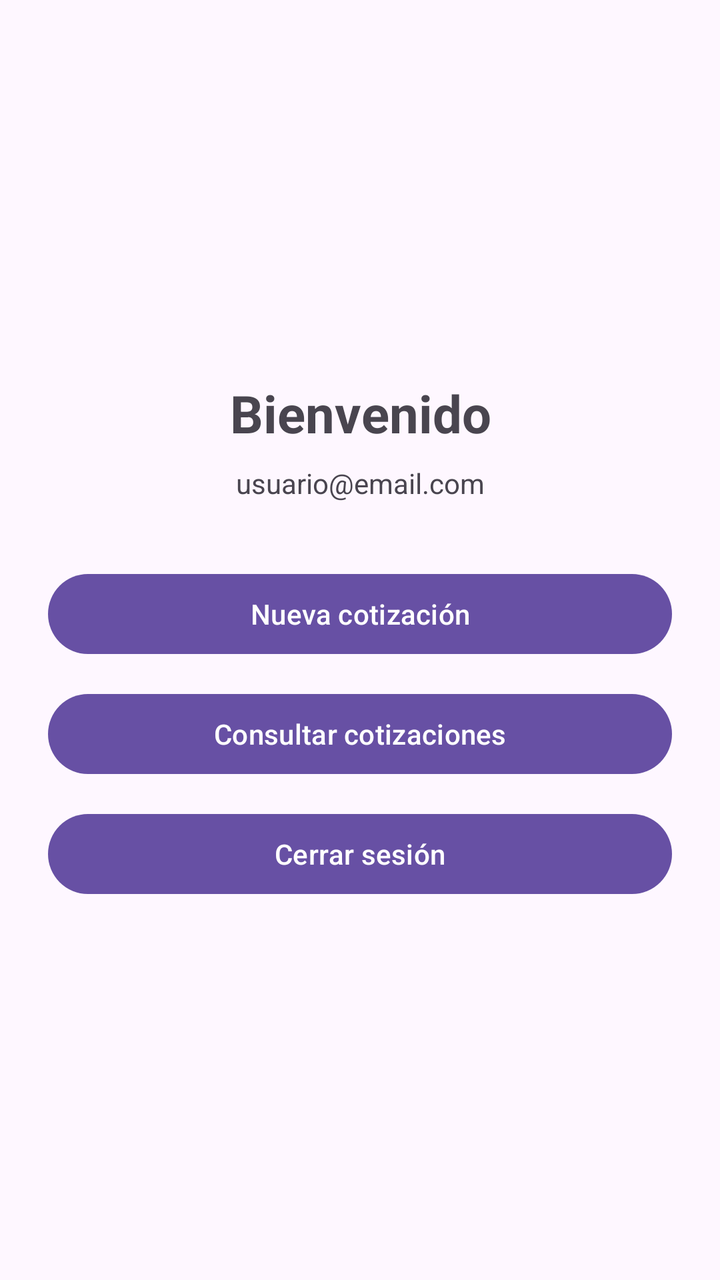
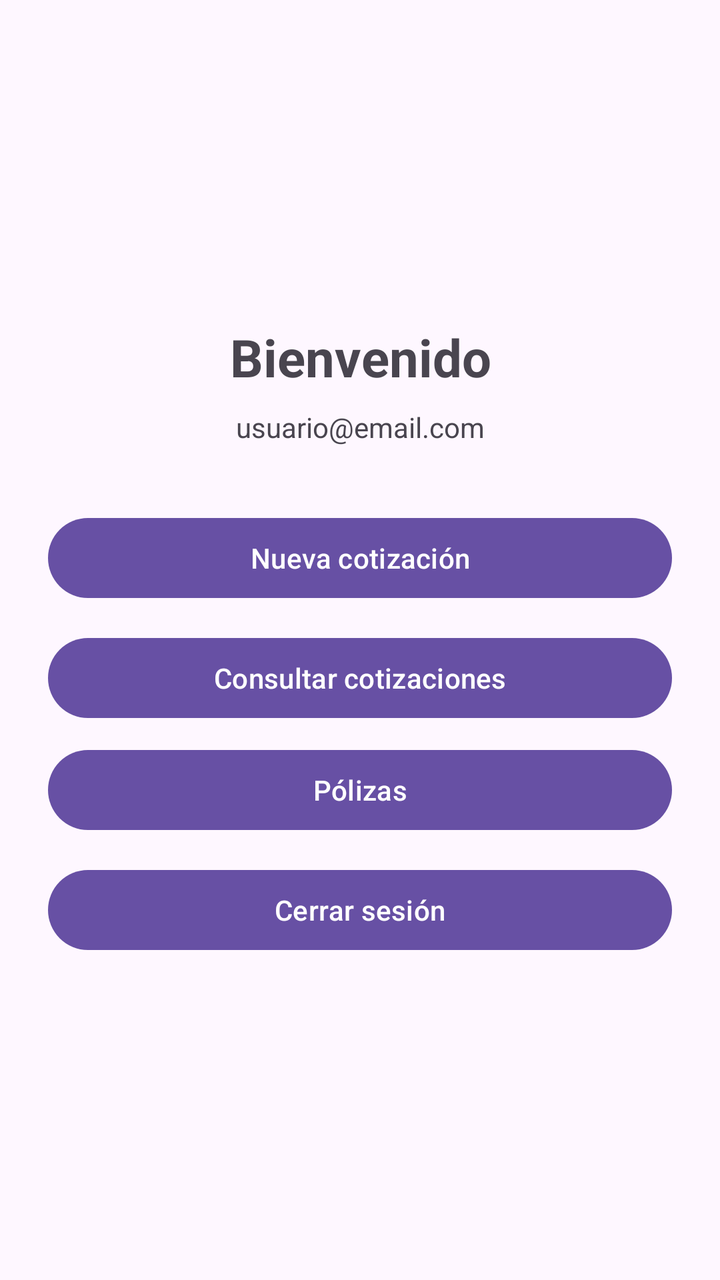

Two renders of the same Android screen: before a commit and after it. Below are the layout's source before the change and the commit's diff.
<!-- AndroidManifest.xml: application theme Theme.CotizadorSeguros -->
<!-- res/layout/activity_inicio.xml -->
<?xml version="1.0" encoding="utf-8"?>
<androidx.constraintlayout.widget.ConstraintLayout
    xmlns:android="http://schemas.android.com/apk/res/android"
    xmlns:app="http://schemas.android.com/apk/res-auto"
    android:id="@+id/main"
    android:layout_width="match_parent"
    android:layout_height="match_parent">

    <LinearLayout
        android:layout_width="0dp"
        android:layout_height="wrap_content"
        android:orientation="vertical"
        android:padding="24dp"
        app:layout_constraintTop_toTopOf="parent"
        app:layout_constraintBottom_toBottomOf="parent"
        app:layout_constraintStart_toStartOf="parent"
        app:layout_constraintEnd_toEndOf="parent">

        <TextView
            android:id="@+id/txtBienvenida"
            android:layout_width="match_parent"
            android:layout_height="wrap_content"
            android:text="Bienvenido"
            android:textSize="26sp"
            android:textStyle="bold"
            android:gravity="center" />

        <TextView
            android:id="@+id/txtEmailUsuario"
            android:layout_width="match_parent"
            android:layout_height="wrap_content"
            android:text="usuario@email.com"
            android:gravity="center"
            android:layout_marginTop="8dp" />

        <Button
            android:id="@+id/btnNuevaCotizacion"
            android:layout_width="match_parent"
            android:layout_height="wrap_content"
            android:text="Nueva cotización"
            android:layout_marginTop="32dp"
            android:onClick="nuevaCotizacion" />

        <Button
            android:id="@+id/btnConsultarCotizaciones"
            android:layout_width="match_parent"
            android:layout_height="wrap_content"
            android:text="Consultar cotizaciones"
            android:layout_marginTop="12dp"
            android:onClick="consultarCotizaciones" />

        <Button
            android:id="@+id/btnCerrarSesion"
            android:layout_width="match_parent"
            android:layout_height="wrap_content"
            android:text="Cerrar sesión"
            android:layout_marginTop="12dp"
            android:onClick="cerrarSesion" />



    </LinearLayout>

</androidx.constraintlayout.widget.ConstraintLayout>
<!-- resources referenced by this layout -->
<resources>
  <style name="Theme.CotizadorSeguros" parent="Base.Theme.CotizadorSeguros" />
  <style name="Base.Theme.CotizadorSeguros" parent="Theme.Material3.DayNight.NoActionBar">
          
          
      </style>
</resources>

<!-- the commit's change to res/layout/activity_inicio.xml (unified diff, before → after) -->
@@ -50,6 +50,14 @@
             android:onClick="consultarCotizaciones" />
 
         <Button
+            android:id="@+id/btnConsultarPolizas"
+            android:layout_width="match_parent"
+            android:layout_height="wrap_content"
+            android:layout_marginTop="@dimen/margin_chico"
+            android:text="@string/inicio_polizas"
+            android:onClick="consultarPolizas" />
+
+        <Button
             android:id="@+id/btnCerrarSesion"
             android:layout_width="match_parent"
             android:layout_height="wrap_content"
<!-- resource entries referenced after the edit -->
@@ -1,5 +1,7 @@
 <!-- resources referenced by this layout -->
 <resources>
+  <dimen name="margin_chico">8dp</dimen>
+  <string name="inicio_polizas">Pólizas</string>
   <style name="Theme.CotizadorSeguros" parent="Base.Theme.CotizadorSeguros" />
   <style name="Base.Theme.CotizadorSeguros" parent="Theme.Material3.DayNight.NoActionBar">
           
